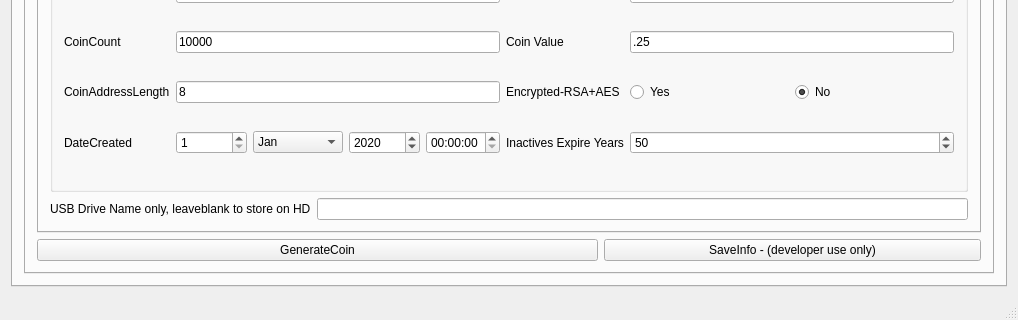
Before: the Qt Designer form qtCoin/mainwindow.ui in netpipe/EcoCoin, drawn with Qt 5; both pictures show x 0 to 1018 and y 250 to 570 of the 1018 by 570 pixel window.
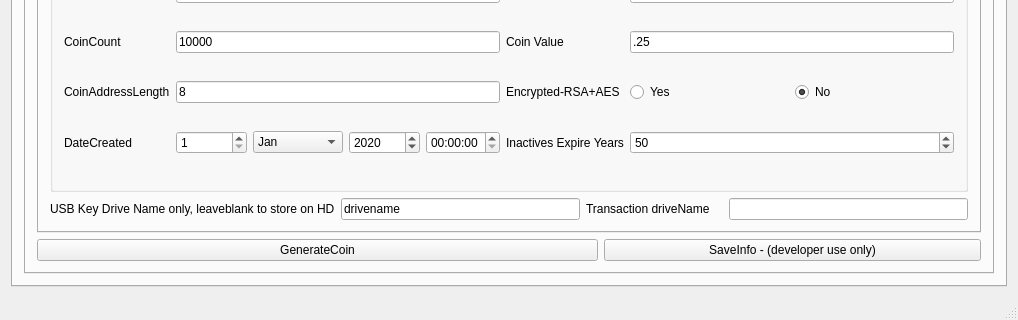
After: the same form once the commit is applied. The open tabs and pages were chosen to show the change.

```diff
--- a/qtCoin/mainwindow.ui
+++ b/qtCoin/mainwindow.ui
@@ -1098,24 +1098,6 @@
                 <string>Coin Info</string>
                </attribute>
                <layout class="QGridLayout" name="gridLayout">
-                <item row="1" column="0" colspan="2">
-                 <layout class="QHBoxLayout" name="horizontalLayout_8">
-                  <item>
-                   <widget class="QLabel" name="label_22">
-                    <property name="text">
-                     <string>USB Drive Name only, leaveblank to store on HD</string>
-                    </property>
-                   </widget>
-                  </item>
-                  <item>
-                   <widget class="QLineEdit" name="usbdrivename">
-                    <property name="text">
-                     <string/>
-                    </property>
-                   </widget>
-                  </item>
-                 </layout>
-                </item>
                 <item row="0" column="0" colspan="2">
                  <widget class="QGroupBox" name="groupBox_11">
                   <property name="title">
@@ -1333,6 +1315,45 @@
                   </layout>
                  </widget>
                 </item>
+                <item row="1" column="0" colspan="2">
+                 <layout class="QHBoxLayout" name="horizontalLayout_8">
+                  <item>
+                   <widget class="QLabel" name="label_22">
+                    <property name="text">
+                     <string>USB Key Drive Name only, leaveblank to store on HD</string>
+                    </property>
+                   </widget>
+                  </item>
+                  <item>
+                   <widget class="QLineEdit" name="usbdrivename">
+                    <property name="text">
+                     <string>drivename</string>
+                    </property>
+                   </widget>
+                  </item>
+                  <item>
+                   <widget class="QLabel" name="label_42">
+                    <property name="text">
+                     <string>Transaction driveName</string>
+                    </property>
+                   </widget>
+                  </item>
+                  <item>
+                   <widget class="QLabel" name="label_37">
+                    <property name="text">
+                     <string/>
+                    </property>
+                   </widget>
+                  </item>
+                  <item>
+                   <widget class="QLineEdit" name="usbdrivename3">
+                    <property name="text">
+                     <string/>
+                    </property>
+                   </widget>
+                  </item>
+                 </layout>
+                </item>
                </layout>
               </widget>
               <widget class="QWidget" name="tab_7">
```
Left out of the diff: 26 changed lines with no effect on the pictures.
